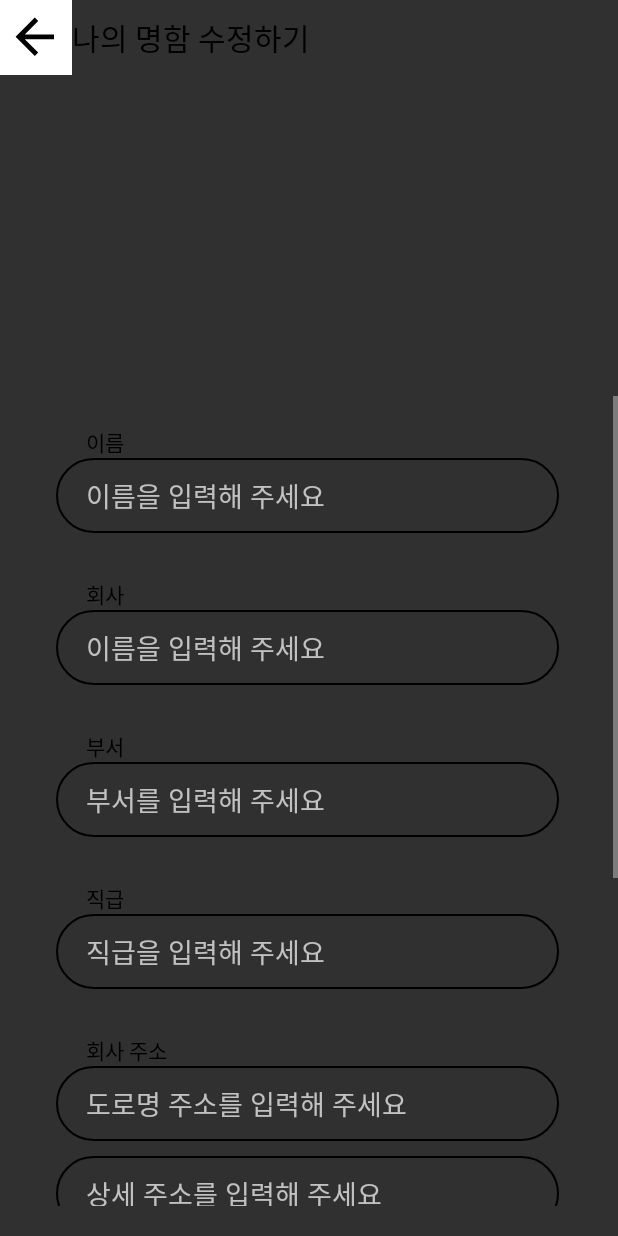
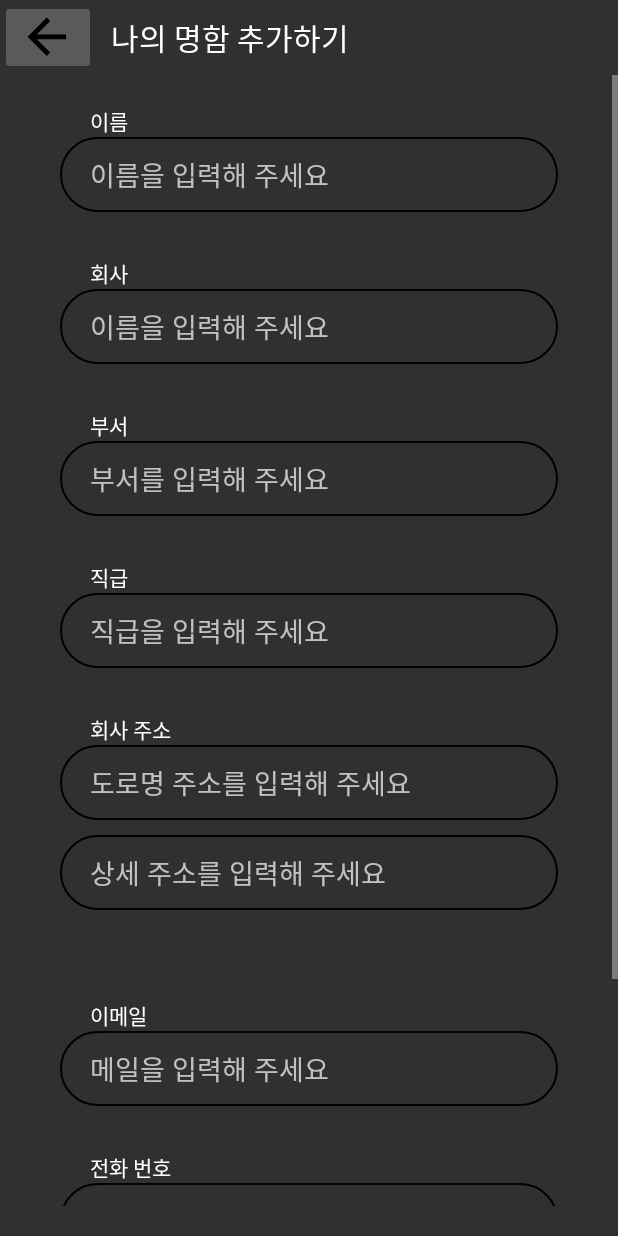
Before and after one commit to thduss/android_2023, an Android app: the nameCard_editpage screen opened directly, with no data from a screen before it, on a phone screen of 412 x 824 dp. Run offline under Robolectric (Android 15) with nearby library versions, the phone set to English and light mode, and no system bars.

Commit message:
soyeon commit

```diff
--- a/app/src/main/java/com/example/insquare/nameCardPage.java
+++ b/app/src/main/java/com/example/insquare/nameCardPage.java
@@ -28,10 +28,10 @@ import com.wajahatkarim3.easyflipview.EasyFlipView;
 import com.google.firebase.firestore.auth.User;
 
 public class nameCardPage extends AppCompatActivity {
-    ImageButton QR_btn, BackBtn;
+    ImageButton QR_btn, BackBtn, Fix_btn;
     ImageView Logo;
     TextView Department, Name, Name2, Rank, Address, Email, Number;
-    String sLogo, sDepartment, sName2, sName, sRank, sAddress, sEmail, sNumber;
+    String sLogo, sDepartment, sName, sRank, sAddress, sEmail, sNumber;
     @Override
     protected void onCreate(Bundle savedInstanceState) {
         super.onCreate(savedInstanceState);
@@ -96,6 +96,16 @@ public class nameCardPage extends AppCompatActivity {
             }
         });
 
+        //수정 페이지로 변환
+        Fix_btn = findViewById(R.id.fix_btn);
+        Fix_btn.setOnClickListener(new View.OnClickListener() {
+            @Override
+            public void onClick(View v) {
+                Intent intent = new Intent(getApplicationContext(), nameCard_editpage.class);
+                startActivity(intent);
+                overridePendingTransition(0, 0);
+            }
+        });
 
         // QR 페이지로 변환
         QR_btn = findViewById(R.id.QR_btn);
--- a/app/src/main/java/com/example/insquare/nameCard_editpage.java
+++ b/app/src/main/java/com/example/insquare/nameCard_editpage.java
@@ -35,7 +35,7 @@ public class nameCard_editpage extends AppCompatActivity {
         });
 
         // 명함 추가 버튼 -> 일단 내 명함 리스트로 가도록 구현했는데 디비에 저장되도록 다시 구현 필요
-        add_btn = findViewById(R.id.namecard_add_btn);
+        add_btn = findViewById(R.id.namecard_fix_btn);
         add_btn.setOnClickListener(new View.OnClickListener() {
             @Override
             public void onClick(View v) {
--- a/app/src/main/res/layout/activity_name_card_editpage.xml
+++ b/app/src/main/res/layout/activity_name_card_editpage.xml
@@ -4,7 +4,7 @@
     xmlns:tools="http://schemas.android.com/tools"
     android:layout_width="match_parent"
     android:layout_height="match_parent"
-    tools:context=".nameCard_editpage">
+    tools:context=".nameCard_createpage">
 
     <LinearLayout
         android:id="@+id/linearLayout4"
@@ -24,8 +24,6 @@
                 android:id="@+id/back_btn"
                 android:layout_width="wrap_content"
                 android:layout_height="50dp"
-            android:layout_gravity="right"
-            android:background="@color/white"
                 android:contentDescription="뒤로가기 버튼"
                 android:minWidth="48dp"
                 android:minHeight="48dp"
@@ -35,22 +33,23 @@
                 android:layout_width="wrap_content"
                 android:layout_height="wrap_content"
                 android:layout_gravity="center"
+                android:paddingLeft="10dp"
                 android:gravity="center"
-                android:textColor="@color/black"
-                android:text="나의 명함 수정하기"
+                android:text="나의 명함 추가하기"
+                android:textColor="@color/white"
                 android:textSize="20dp" />
         </LinearLayout>
     </LinearLayout>
 
     <ScrollView
         android:id="@+id/scrollView2"
-        android:layout_width="415dp"
-        android:layout_height="600dp"
+        android:layout_width="match_parent"
+        android:layout_height="match_parent"
         android:fillViewport="true"
-        android:paddingTop="40dp"
+        android:layout_marginTop="50dp"
         android:paddingBottom="20dp"
         app:layout_constraintBottom_toBottomOf="parent"
-        app:layout_constraintEnd_toEndOf="parent"
+        app:layout_constraintEnd_toEndOf="@+id/linearLayout4"
         app:layout_constraintHorizontal_bias="1.0"
         app:layout_constraintStart_toStartOf="parent"
         app:layout_constraintTop_toBottomOf="@+id/linearLayout4"
@@ -72,7 +71,7 @@
                 android:layout_height="wrap_content"
                 android:paddingLeft="20dp"
                 android:text="이름"
-                android:textColor="@color/black" />
+                android:textColor="@color/white" />
 
             <FrameLayout
                 android:layout_width="match_parent"
@@ -83,6 +82,7 @@
                 android:paddingRight="20dp">
 
                 <EditText
+                    android:id="@+id/c_name"
                     android:layout_width="match_parent"
                     android:layout_height="50dp"
                     android:background="@android:color/transparent"
@@ -95,7 +95,7 @@
                 android:layout_height="wrap_content"
                 android:paddingLeft="20dp"
                 android:text="회사"
-                android:textColor="@color/black" />
+                android:textColor="@color/white" />
 
             <FrameLayout
                 android:layout_width="match_parent"
@@ -106,6 +106,7 @@
                 android:paddingRight="20dp">
 
                 <EditText
+                    android:id="@+id/c_company"
                     android:layout_width="match_parent"
                     android:layout_height="50dp"
                     android:background="@android:color/transparent"
@@ -118,7 +119,7 @@
                 android:layout_height="wrap_content"
                 android:paddingLeft="20dp"
                 android:text="부서"
-                android:textColor="@color/black" />
+                android:textColor="@color/white" />
 
             <FrameLayout
                 android:layout_width="match_parent"
@@ -128,6 +129,7 @@
                 android:paddingLeft="20dp">
 
                 <EditText
+                    android:id="@+id/c_department"
                     android:layout_width="match_parent"
                     android:layout_height="50dp"
                     android:background="@android:color/transparent"
@@ -140,7 +142,7 @@
                 android:layout_height="wrap_content"
                 android:paddingLeft="20dp"
                 android:text="직급"
-                android:textColor="@color/black" />
+                android:textColor="@color/white" />
 
             <FrameLayout
                 android:layout_width="match_parent"
@@ -150,6 +152,7 @@
                 android:paddingLeft="20dp">
 
                 <EditText
+                    android:id="@+id/c_rank"
                     android:layout_width="match_parent"
                     android:layout_height="50dp"
                     android:background="@android:color/transparent"
@@ -162,7 +165,7 @@
                 android:layout_height="wrap_content"
                 android:paddingLeft="20dp"
                 android:text="회사 주소"
-                android:textColor="@color/black" />
+                android:textColor="@color/white" />
 
             <!--도로명 주소 api 연결-->
             <LinearLayout
@@ -185,6 +188,7 @@
                         android:layout_height="50dp"
                         android:background="@android:color/transparent"
                         android:editable="false"
+                        android:textColor="@color/black"
                         android:focusable="false"
                         android:hint="도로명 주소를 입력해 주세요" />
                 </FrameLayout>
@@ -198,6 +202,7 @@
                     android:paddingRight="20dp">
 
                     <EditText
+                        android:id="@+id/detail_address"
                         android:layout_width="match_parent"
                         android:layout_height="50dp"
                         android:background="@android:color/transparent"
@@ -211,7 +216,7 @@
                 android:layout_height="wrap_content"
                 android:paddingLeft="20dp"
                 android:text="이메일"
-                android:textColor="@color/black" />
+                android:textColor="@color/white" />
 
             <FrameLayout
                 android:layout_width="match_parent"
@@ -222,10 +227,12 @@
                 android:paddingRight="20dp">
 
                 <EditText
+                    android:id="@+id/c_email"
                     android:layout_width="match_parent"
                     android:layout_height="50dp"
                     android:background="@android:color/transparent"
                     android:hint="메일을 입력해 주세요"
+                    android:textColor="@color/white"
                     android:maxLength="11" />
             </FrameLayout>
 
@@ -235,7 +242,7 @@
                 android:layout_height="wrap_content"
                 android:paddingLeft="20dp"
                 android:text="전화 번호"
-                android:textColor="@color/black" />
+                android:textColor="@color/white" />
 
             <FrameLayout
                 android:layout_width="match_parent"
@@ -246,6 +253,7 @@
                 android:paddingRight="20dp">
 
                 <EditText
+                    android:id="@+id/c_number"
                     android:layout_width="match_parent"
                     android:layout_height="50dp"
                     android:background="@android:color/transparent"
@@ -259,7 +267,7 @@
                 android:layout_height="wrap_content"
                 android:paddingLeft="20dp"
                 android:text="회사 로고"
-                android:textColor="@color/black" />
+                android:textColor="@color/white" />
 
             <FrameLayout
                 android:layout_width="match_parent"
@@ -270,6 +278,7 @@
                 android:paddingRight="20dp">
 
                 <EditText
+                    android:id="@+id/c_logo"
                     android:layout_width="match_parent"
                     android:layout_height="50dp"
                     android:background="@android:color/transparent"
@@ -277,11 +286,11 @@
             </FrameLayout>
 
             <android.widget.Button
-                android:id="@+id/namecard_add_btn"
+                android:id="@+id/namecard_fix_btn"
                 android:layout_width="70dp"
                 android:layout_height="wrap_content"
                 android:layout_marginLeft="250dp"
-                android:background="@drawable/btn_radius"
+                android:background="@drawable/radius"
                 android:text="수정 하기"
                 android:textColor="@color/black"
                 android:textSize="11sp" />
```
Lines whose indentation alone changed are shown as unchanged.
